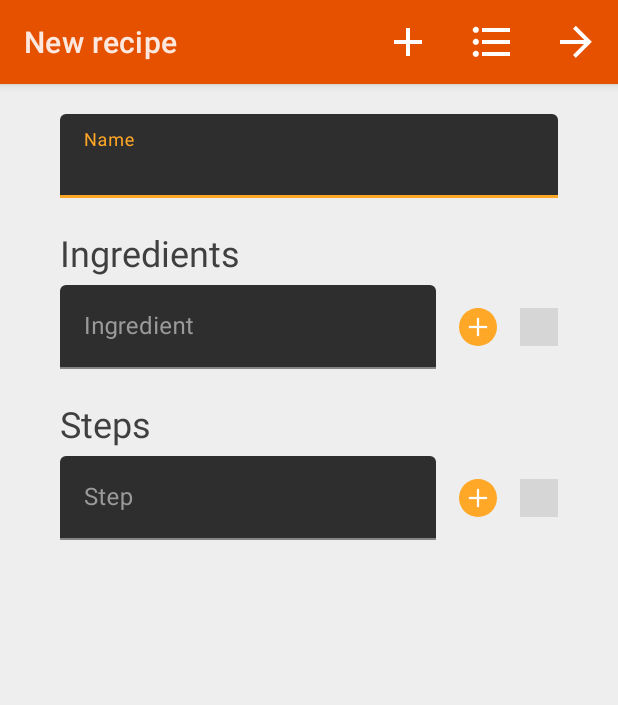
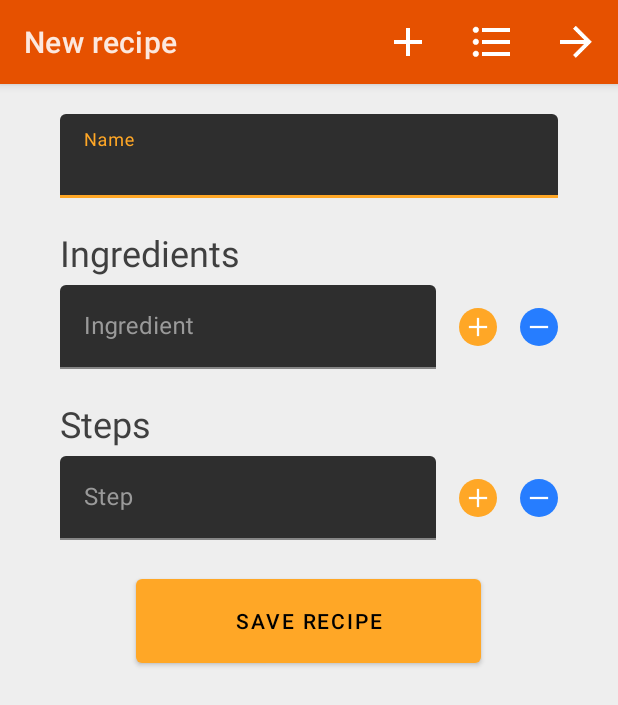
Before and after one commit to JohnBrockway/quick-fixins-android-app, an Android app: the CreateNewRecipeActivity screen opened directly, with no data from a screen before it, on a phone screen of 412 x 824 dp. Shown: the top 705 px of the screen. Run offline under Robolectric (Android 15) with nearby library versions, the phone set to English and light mode, and no system bars; our stand-ins replace Volley; network calls fail; grey boxes are pictures that could not be loaded.

Commit message:
Add saving new recipe HTTP call

```diff
--- a/app/src/main/java/com/ethosgames/quickfixins/IngredientInputsAdapter.java
+++ b/app/src/main/java/com/ethosgames/quickfixins/IngredientInputsAdapter.java
@@ -2,6 +2,8 @@ package com.ethosgames.quickfixins;
 
 import android.support.design.widget.TextInputEditText;
 import android.support.v7.widget.RecyclerView;
+import android.text.Editable;
+import android.text.TextWatcher;
 import android.view.LayoutInflater;
 import android.view.View;
 import android.view.ViewGroup;
@@ -24,6 +26,18 @@ public class IngredientInputsAdapter extends RecyclerView.Adapter<IngredientInpu
             addButton = parentView.findViewById(R.id.addButton);
             removeButton = parentView.findViewById(R.id.removeButton);
 
+            textInput.addTextChangedListener(new TextWatcher() {
+                @Override
+                public void onTextChanged(CharSequence s, int start, int before, int count) {
+                    ingredients.set(getAdapterPosition(), s.toString());
+                }
+
+                @Override
+                public void beforeTextChanged(CharSequence s, int start, int count, int after) {}
+
+                @Override
+                public void afterTextChanged(Editable s) {}
+            });
             addButton.setOnClickListener(this);
             removeButton.setOnClickListener(this);
         }
@@ -66,4 +80,8 @@ public class IngredientInputsAdapter extends RecyclerView.Adapter<IngredientInpu
     public int getItemCount() {
         return ingredients.size();
     }
+
+    public String getDataAt(int position) {
+        return ingredients.get(position);
+    }
 }
--- a/app/src/main/java/com/ethosgames/quickfixins/StepInputsAdapter.java
+++ b/app/src/main/java/com/ethosgames/quickfixins/StepInputsAdapter.java
@@ -2,7 +2,8 @@ package com.ethosgames.quickfixins;
 
 import android.support.design.widget.TextInputEditText;
 import android.support.v7.widget.RecyclerView;
-import android.util.Log;
+import android.text.Editable;
+import android.text.TextWatcher;
 import android.view.LayoutInflater;
 import android.view.View;
 import android.view.ViewGroup;
@@ -25,6 +26,18 @@ public class StepInputsAdapter extends RecyclerView.Adapter<StepInputsAdapter.St
             addButton = parentView.findViewById(R.id.addButton);
             removeButton = parentView.findViewById(R.id.removeButton);
 
+            textInput.addTextChangedListener(new TextWatcher() {
+                @Override
+                public void onTextChanged(CharSequence s, int start, int before, int count) {
+                    steps.set(getAdapterPosition(), s.toString());
+                }
+
+                @Override
+                public void beforeTextChanged(CharSequence s, int start, int count, int after) {}
+
+                @Override
+                public void afterTextChanged(Editable s) {}
+            });
             addButton.setOnClickListener(this);
             removeButton.setOnClickListener(this);
         }
@@ -67,4 +80,9 @@ public class StepInputsAdapter extends RecyclerView.Adapter<StepInputsAdapter.St
     public int getItemCount() {
         return steps.size();
     }
+
+    public String getDataAt(int position) {
+        return steps.get(position);
+    }
+
 }
--- /dev/null
+++ b/app/src/main/res/drawable/remove.xml
@@ -0,0 +1,10 @@
+<vector xmlns:android="http://schemas.android.com/apk/res/android"
+        android:width="24dp"
+        android:height="24dp"
+        android:viewportWidth="24.0"
+        android:viewportHeight="24.0"
+        android:tint="?attr/colorControlNormal">
+    <path
+        android:fillColor="@android:color/white"
+        android:pathData="M19,13H5v-2h14v2z"/>
+</vector>
--- a/app/src/main/res/layout/activity_create_new_recipe.xml
+++ b/app/src/main/res/layout/activity_create_new_recipe.xml
@@ -5,7 +5,7 @@ xmlns:tools="http://schemas.android.com/tools"
 android:layout_width="match_parent"
 android:layout_height="match_parent"
 android:background="@color/lightGray"
-tools:context=".SingleRecipeActivity">
+tools:context=".CreateNewRecipeActivity">
 
 <android.support.design.widget.AppBarLayout
     android:layout_width="match_parent"
@@ -46,6 +46,7 @@ tools:context=".SingleRecipeActivity">
             android:textColorHint="@color/colorTextLight">
 
             <android.support.design.widget.TextInputEditText
+                android:id="@+id/recipeName"
                 android:layout_width="match_parent"
                 android:layout_height="wrap_content"
                 android:textColor="@color/colorText" />
@@ -84,6 +85,18 @@ tools:context=".SingleRecipeActivity">
             android:layout_width="match_parent"
             android:layout_height="match_parent" />
 
+        <android.support.design.button.MaterialButton
+            android:id="@+id/saveRecipe"
+            android:layout_width="@dimen/button_width"
+            android:layout_height="@dimen/button_height"
+            android:layout_gravity="center"
+            android:layout_marginTop="@dimen/recipe_info_elements_margin"
+            android:enabled="true"
+            android:gravity="center|center_horizontal|center_vertical"
+            android:onClick="saveRecipe"
+            android:text="@string/save_recipe_buton_label"
+            android:translationZ="2dp" />
+
     </LinearLayout>
 </android.support.v4.widget.NestedScrollView>
 
--- a/app/src/main/res/values/strings.xml
+++ b/app/src/main/res/values/strings.xml
@@ -8,6 +8,7 @@
     <string name="backend_get_by_id_path">v1/getRecipeById</string>
     <string name="backend_rate_recipe_ease_path">v1/rateRecipeEase</string>
     <string name="backend_rate_recipe_taste_path">v1/rateRecipeTaste</string>
+    <string name="backend_insert_recipe_path">/v1/addRecipe</string>
     <string name="recipe_id_intent_message">com.ethosgames.quickfixins.RECIPE_ID_MESSAGE</string>
     <string name="home_icon_desc">Home Icon</string>
     <string name="add_icon_desc">Plus Icon</string>
@@ -33,4 +34,5 @@
     <string name="toolbar_saved_recipes_title">Saved recipes</string>
     <string name="toolbar_random_recipe_title">Random recipe</string>
     <string name="new_recipe_toolbar_title">New recipe</string>
+    <string name="save_recipe_buton_label">Save recipe</string>
 </resources>
```
Also changed, not shown: app/src/main/java/com/ethosgames/quickfixins/CreateNewRecipeActivity.java (+53 -4 lines), app/src/main/res/drawable/add_circle.xml (added, +10 -0 lines), app/src/main/res/drawable-hdpi/add_circle.png (added), app/src/main/res/drawable-hdpi/remove.png (added), app/src/main/res/drawable-mdpi/add_circle.png (added), app/src/main/res/drawable-mdpi/remove.png (added), app/src/main/res/drawable-xhdpi/add_circle.png (added), app/src/main/res/drawable-xhdpi/remove.png (added), app/src/main/res/drawable-xxhdpi/add_circle.png (added), app/src/main/res/drawable-xxhdpi/remove.png (added), app/src/main/res/drawable-xxxhdpi/add_circle.png (added), app/src/main/res/drawable-xxxhdpi/remove.png (added).
